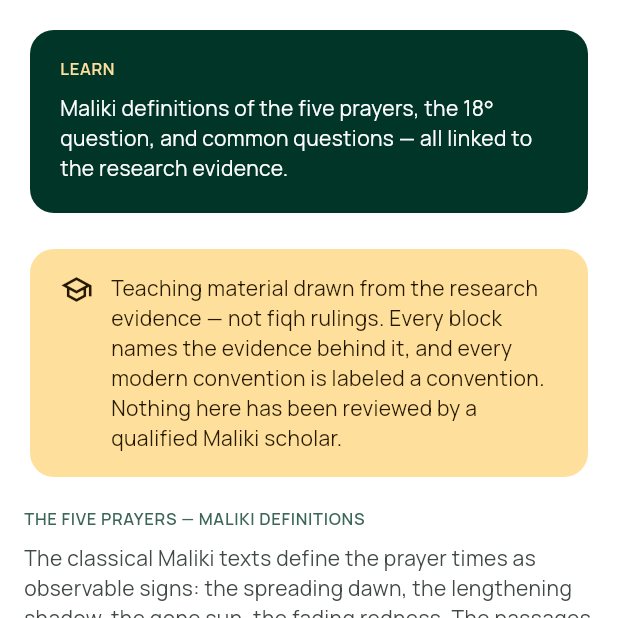
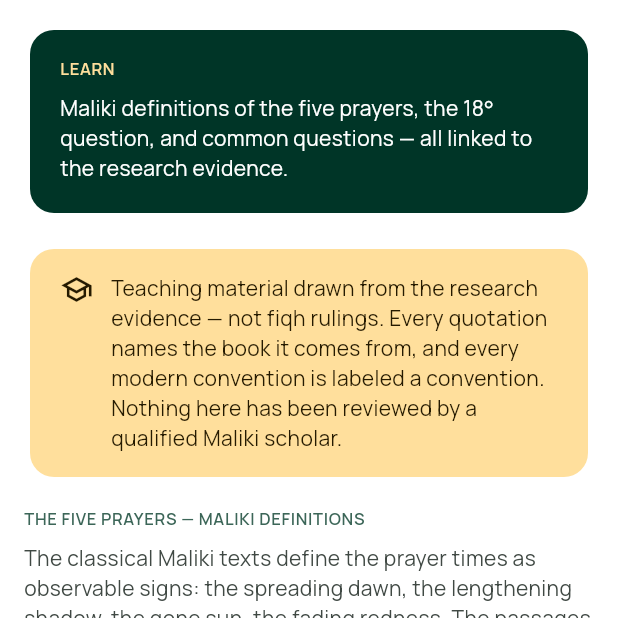
Before and after one commit to TalhaGoharWeb/maliki-prayer-times-app, a Flutter app: the LearnScreen screen opened directly, on a phone screen of 412 x 824 dp, the top half of it. Run offline on Flutter 3.47's test engine with Material 3 defaults, Android fonts, the light colour scheme and no system bars; our stand-ins replace flutter_local_notifications, geocoding, geolocator, package_info_plus, sensors_plus, share_plus and 2 more; accounts and stored records are empty; generated files the repository leaves out were written again.

Commit message:
Learn: stop rendering raw D1/D4 evidence codes in the UI
The research reference lines (e.g. "D1 §2.3 · D4 A3.1") no longer
render in the Learn section — teaching content reads clean. The refs
stay in the LearnBlock data model for the review-status/methodology
pipeline. Integrity note reworded (4 locales): every quotation still
names its book. Tests now assert the codes never reach the widget tree.

```diff
--- a/lib/screens/learn_screen.dart
+++ b/lib/screens/learn_screen.dart
@@ -7,11 +7,13 @@ import 'package:malikiprayertimes/utils/fonts.dart';
 /// verbatim classical Arabic passages, the 18° classical pedigree with
 /// its honest boundary, dawn-observation studies, a FAQ, and a glossary.
 ///
-/// Integrity: every block names its D1/D4 evidence; modern conventions
-/// are labeled conventions inside the bodies. The header note says what
-/// this section is NOT (teaching material, not fiqh rulings; nothing
-/// reviewed by a qualified Maliki scholar). The screen renders body
-/// content only — the app chrome lives in [MalikiPrayerTimesApp].
+/// Integrity: every block keeps its D1/D4 evidence references in the data
+/// model (they feed the review-status and methodology pipeline); the UI
+/// renders clean teaching content only — no raw research codes. Modern
+/// conventions are labeled conventions inside the bodies. The header note
+/// says what this section is NOT (teaching material, not fiqh rulings;
+/// nothing reviewed by a qualified Maliki scholar). The screen renders
+/// body content only — the app chrome lives in [MalikiPrayerTimesApp].
 class LearnScreen extends StatelessWidget {
   const LearnScreen({super.key});
 
@@ -124,8 +126,8 @@ class LearnScreen extends StatelessWidget {
     );
   }
 
-  /// One teaching section: eyebrow heading, intro, one expansion tile per
-  /// block, and the section's evidence-reference line.
+  /// One teaching section: eyebrow heading, intro, and one expansion tile
+  /// per block. Evidence references stay in the data model only.
   Widget _section(BuildContext context, String code, LearnSection section) {
     final content = learnContent(code, section.id);
     return Padding(
@@ -149,15 +151,13 @@ class LearnScreen extends StatelessWidget {
           const SizedBox(height: 8),
           for (final block in content.blocks)
             _blockCard(context, block),
-          _evidenceLine(
-              context, learnSectionRefs(code, section.id)),
         ],
       ),
     );
   }
 
-  /// One block: title; tap expands to the Arabic passage (when present),
-  /// the body, and the block's evidence references.
+  /// One block: title; tap expands to the Arabic passage (when present)
+  /// and the body. The block's evidence references are not rendered.
   Widget _blockCard(BuildContext context, LearnBlock block) {
     final theme = Theme.of(context);
     final scheme = theme.colorScheme;
@@ -179,8 +179,6 @@ class LearnScreen extends StatelessWidget {
               color: scheme.onSurfaceVariant,
             ),
           ),
-          const SizedBox(height: 10),
-          _evidenceLine(context, block.refs),
         ],
       ),
     );
@@ -227,26 +225,4 @@ class LearnScreen extends StatelessWidget {
       ),
     );
   }
-
-  /// Evidence references: small icon + the D1/D4 reference line, so every
-  /// block visibly names the evidence behind its claims.
-  Widget _evidenceLine(BuildContext context, String refs) {
-    final scheme = Theme.of(context).colorScheme;
-    return Row(
-      crossAxisAlignment: CrossAxisAlignment.start,
-      children: [
-        Icon(Icons.article_outlined,
-            size: 14, color: scheme.secondary),
-        const SizedBox(width: 6),
-        Expanded(
-          child: Text(
-            refs,
-            style: Theme.of(context).textTheme.bodySmall?.copyWith(
-                  color: scheme.secondary,
-                ),
-          ),
-        ),
-      ],
-    );
-  }
 }
```
Also changed, not shown: lib/screens/learn_texts.dart (+8 -8 lines), 1 other file.
